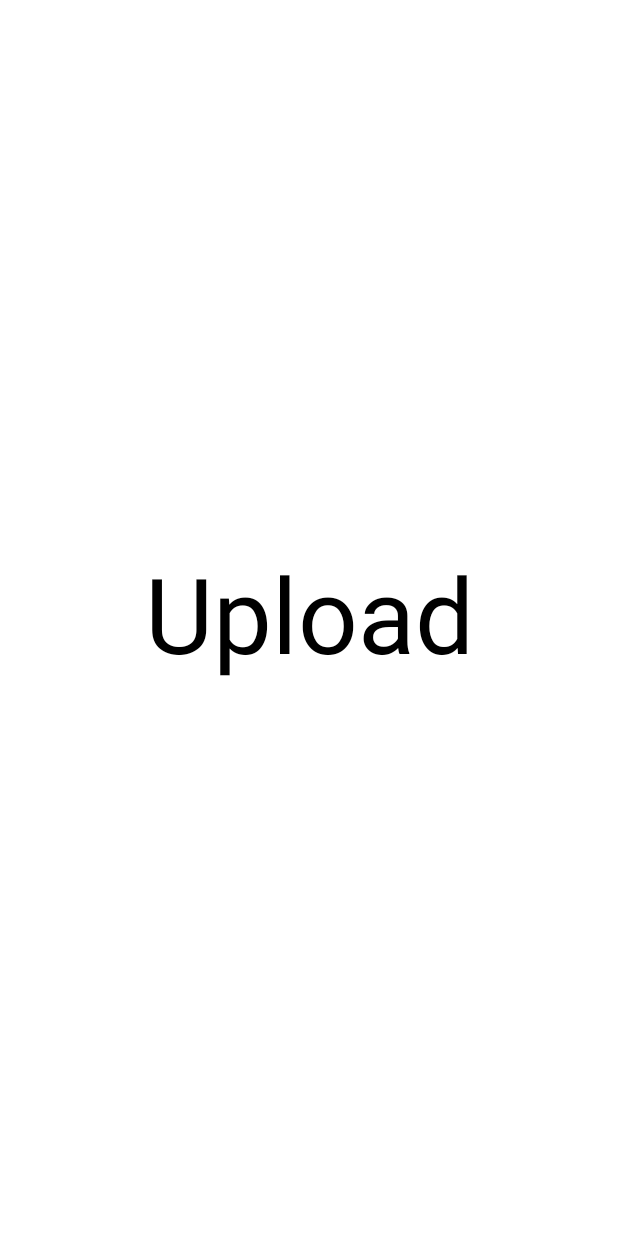
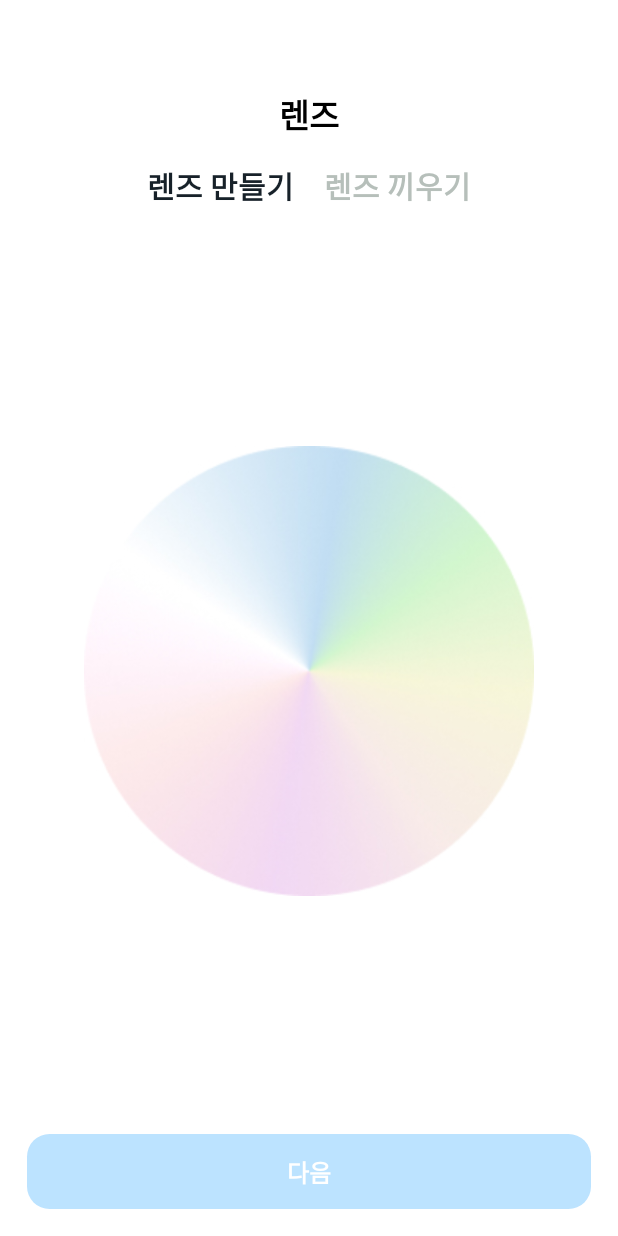
Before and after one commit to MP-LenzHub/LenzHub-Android, an Android app built with Jetpack Compose: the @Preview function UploadScreen, on a phone screen of 412 x 824 dp. Run offline under Robolectric (Android 15) with nearby library versions, the phone set to English and light mode, and no system bars; our stand-ins replace accompanist.

Commit message:
add : *화면 구현* 렌즈탭 시작 화면 렌즈 제작 후 설명 입력 화면 (업로드 직전)
*구성 함수 추가*
EditText -> 모정 커스텀 텍스트 필드 (일부 수정)
LongButton -> 긴 버튼 (주로 다음 화면에 넘어갈 때 사용)

```diff
--- a/app/build.gradle
+++ b/app/build.gradle
@@ -74,6 +74,7 @@ dependencies {
 
     // navigation
     implementation 'com.google.accompanist:accompanist-navigation-animation:0.27.1'
+    implementation 'androidx.compose.material3:material3:1.0.0-alpha11'
 
     testImplementation 'junit:junit:4.13.2'
     androidTestImplementation 'androidx.test.ext:junit:1.1.5'
--- a/app/src/main/java/com/plzgpt/lenzhub/ui/screen/upload/UploadScreen.kt
+++ b/app/src/main/java/com/plzgpt/lenzhub/ui/screen/upload/UploadScreen.kt
@@ -1,34 +1,134 @@
 package com.plzgpt.lenzhub.ui.screen.upload
 
+import android.content.Intent
+import androidx.compose.foundation.Image
 import androidx.compose.foundation.background
-import androidx.compose.foundation.layout.Box
-import androidx.compose.foundation.layout.fillMaxSize
+import androidx.compose.foundation.layout.*
+import androidx.compose.material.Icon
 import androidx.compose.material.Text
 import androidx.compose.runtime.Composable
+import androidx.compose.runtime.rememberCoroutineScope
 import androidx.compose.ui.Alignment
 import androidx.compose.ui.Modifier
+import androidx.compose.ui.geometry.Offset
 import androidx.compose.ui.graphics.Color
+import androidx.compose.ui.input.nestedscroll.NestedScrollConnection
+import androidx.compose.ui.input.nestedscroll.NestedScrollSource
+import androidx.compose.ui.input.nestedscroll.nestedScroll
+import androidx.compose.ui.platform.LocalContext
+import com.plzgpt.lenzhub.R
+import androidx.compose.ui.res.painterResource
 import androidx.compose.ui.text.TextStyle
 import androidx.compose.ui.text.font.FontWeight
+import androidx.compose.ui.tooling.preview.Preview
+import androidx.compose.ui.unit.dp
 import androidx.compose.ui.unit.sp
+import com.google.accompanist.pager.ExperimentalPagerApi
+import com.google.accompanist.pager.HorizontalPager
+import com.google.accompanist.pager.rememberPagerState
+import com.plzgpt.lenzhub.ui.theme.mainBlack
+import com.plzgpt.lenzhub.ui.theme.mainGray
+import com.plzgpt.lenzhub.ui.view.LongButton
+import com.plzgpt.lenzhub.util.bounceClick
+import kotlinx.coroutines.launch
 
+@OptIn(ExperimentalPagerApi::class)
 @Composable
-fun UploadScreen() {
-    Box(
+@Preview(showBackground = true)
+fun UploadScreen(
+
+) {
+    Column (
         modifier = Modifier
             .fillMaxSize()
             .background(Color.White)
+    ) {
+        val scope = rememberCoroutineScope()
+        val pagerState = rememberPagerState()
+        val pages = listOf("포스트", "큐레이션")
+        val context = LocalContext.current
 
-    ) {
         Text(
-            text = "Upload",
+            text = "렌즈",
             modifier = Modifier
-                .align(Alignment.Center),
+                .align(Alignment.CenterHorizontally)
+                .padding(top = 60.dp),
             style = TextStyle(
                 color = Color.Black,
-                fontWeight = FontWeight(400),
-                fontSize = 70.sp
+                fontWeight = FontWeight.Bold,
+                fontSize = 22.sp
             )
         )
+        Spacer(modifier = Modifier.height(16.dp))
+        Row(
+            Modifier
+                .wrapContentHeight()
+                .align(Alignment.CenterHorizontally)
+        ) {
+            Text(
+                text = "렌즈 만들기",
+                fontSize = 20.sp,
+                color =
+                if (pagerState.currentPage == 0) mainBlack
+                else mainGray,
+                fontWeight = FontWeight.Bold,
+                modifier = Modifier
+                    .bounceClick {
+                        scope.launch {
+                            pagerState.animateScrollToPage(0)
+                        }
+                    })
+            Spacer(Modifier.size(20.dp))
+            Text(text = "렌즈 끼우기",
+                fontSize = 20.sp,
+                color =
+                if (pagerState.currentPage == 1) mainBlack
+                else mainGray,
+                fontWeight = FontWeight.Bold,
+                modifier = Modifier.bounceClick {
+                    scope.launch {
+                        pagerState.animateScrollToPage(1)
+                    }
+                })
+        }
+        HorizontalPager(
+            count = pages.size,
+            state = pagerState,
+            modifier = Modifier
+                .weight(1f)
+                .fillMaxWidth()
+        ) { page ->
+            when (page) {
+                0 -> {
+                    Image(
+                        painter = painterResource(id = R.drawable.ic_lenz_make),
+                        contentDescription = null,
+                        modifier = Modifier
+                            .size(300.dp)
+                    )
+                }
+                1 -> {
+                    Image(
+                        painter = painterResource(id = R.drawable.ic_lenz_apply),
+                        contentDescription = null,
+                        modifier = Modifier
+                            .size(300.dp)
+                    )
+                }
+            }
+        }
+        LongButton(
+            text = "다음",
+            onClick = {
+                if (pagerState.currentPage == 0) {
+                    context.startActivity(Intent(context, LenzMakeActivity::class.java))
+                } else {
+                    context.startActivity(Intent(context, LenzApplyActivity::class.java))
+                }
+            },
+            modifier = Modifier
+                .align(Alignment.CenterHorizontally)
+        )
+        Spacer(modifier = Modifier.height(18.dp))
     }
 }
--- /dev/null
+++ b/app/src/main/java/com/plzgpt/lenzhub/ui/view/LongButton.kt
@@ -0,0 +1,54 @@
+package com.plzgpt.lenzhub.ui.view
+
+import androidx.compose.foundation.background
+import androidx.compose.foundation.layout.*
+import androidx.compose.foundation.shape.RoundedCornerShape
+import androidx.compose.material.Button
+import androidx.compose.material.Card
+import androidx.compose.material.Text
+import androidx.compose.runtime.Composable
+import androidx.compose.ui.Alignment
+import androidx.compose.ui.Modifier
+import androidx.compose.ui.graphics.Color
+import androidx.compose.ui.semantics.Role.Companion.Button
+import androidx.compose.ui.text.TextStyle
+import androidx.compose.ui.text.font.FontWeight
+import androidx.compose.ui.text.style.TextAlign
+import androidx.compose.ui.tooling.preview.Preview
+import androidx.compose.ui.unit.TextUnit
+import androidx.compose.ui.unit.dp
+import androidx.compose.ui.unit.sp
+import com.plzgpt.lenzhub.ui.theme.mainPoint
+import com.plzgpt.lenzhub.util.bounceClick
+
+@Composable
+@Preview(showBackground = false)
+fun LongButton(
+    modifier: Modifier = Modifier,
+    text: String = "디폴트",
+    textColor: Color = Color.White,
+    textSize: Float = 16f,
+    buttonColor: Color = mainPoint,
+    onClick: () -> Unit = { }
+) {
+    Card (
+        modifier = modifier
+            .bounceClick { onClick() }
+            .fillMaxWidth()
+            .height(50.dp)
+            .padding(horizontal = 18.dp),
+        shape = RoundedCornerShape(15.dp),
+        backgroundColor = buttonColor,
+        elevation = 0.dp
+    ) {
+        Text (
+            text = text,
+            color = textColor,
+            fontSize = textSize.sp,
+            fontWeight = FontWeight.Bold,
+            textAlign = TextAlign.Center,
+            modifier = Modifier
+                .wrapContentSize()
+        )
+    }
+}
--- a/app/src/main/res/values/strings.xml
+++ b/app/src/main/res/values/strings.xml
@@ -1,3 +1,5 @@
 <resources>
     <string name="app_name">LenzHub</string>
+    <string name="title_activity_lenz_make">LenzMakeActivity</string>
+    <string name="title_activity_lenz_apply">LenzApplyActivity</string>
 </resources>
```
Also changed, not shown: app/src/main/AndroidManifest.xml (+13 -3 lines), app/src/main/java/com/plzgpt/lenzhub/ui/screen/upload/LenzApplyActivity.kt (added, +26 -0 lines), app/src/main/java/com/plzgpt/lenzhub/ui/screen/upload/LenzApplyScreen.kt (added, +9 -0 lines), app/src/main/java/com/plzgpt/lenzhub/ui/screen/upload/LenzDescription.kt (added, +132 -0 lines), app/src/main/java/com/plzgpt/lenzhub/ui/screen/upload/LenzMakeActivity.kt (added, +26 -0 lines), app/src/main/java/com/plzgpt/lenzhub/ui/screen/upload/LenzMakeResult.kt (added, +8 -0 lines), app/src/main/java/com/plzgpt/lenzhub/ui/screen/upload/LenzMakeScreen.kt (added, +104 -0 lines), app/src/main/java/com/plzgpt/lenzhub/ui/screen/upload/LenzMaker.kt (added, +8 -0 lines), app/src/main/java/com/plzgpt/lenzhub/ui/view/EditText.kt (added, +95 -0 lines), app/src/main/res/drawable/ic_arrow_left.xml (added, +10 -0 lines), app/src/main/res/drawable/ic_check_off.xml (added, +13 -0 lines), app/src/main/res/drawable/ic_check_on.xml (added, +10 -0 lines), app/src/main/res/drawable/ic_photo_library.xml (added, +13 -0 lines), app/src/main/res/drawable/ic_lenz_apply.jpg (added), 1 more files.
